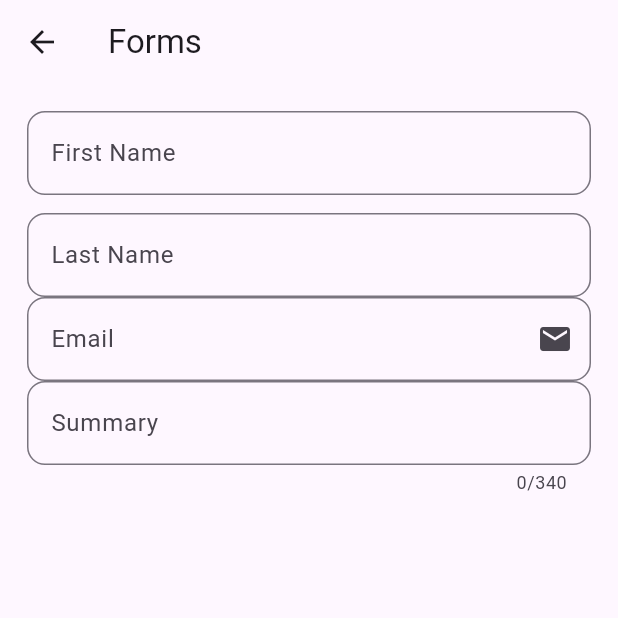
After one commit to Bmkambe/flutter-project, a Flutter app: the PersonalInfoPage screen opened directly, on a phone screen of 412 x 824 dp, the top half of it. The commit adds this screen. Run offline on Flutter 3.47's test engine with Material 3 defaults, Android fonts, the phone set to English and light mode, and no system bars.

Commit message:
commit changes

```diff
--- /dev/null
+++ b/lib/personal_info_page.dart
@@ -0,0 +1,80 @@
+import 'package:flutter/material.dart';
+
+class PersonalInfoPage extends StatefulWidget {
+  const PersonalInfoPage({super.key});
+
+  @override
+  State<PersonalInfoPage> createState() => _PersonalInfoPageState();
+}
+
+class _PersonalInfoPageState extends State<PersonalInfoPage> {
+  final _formKey = GlobalKey<FormState>();
+  //late TextEditingController firstNameController;
+  final firstNameController = TextEditingController();
+  final lastNameController = TextEditingController();
+  final emailController = TextEditingController();
+  final summaryController = TextEditingController();
+
+
+
+
+  Widget build(BuildContext context) {
+    return Scaffold(
+      appBar: AppBar(
+        title: Text('Forms'),
+      ),
+      body: SingleChildScrollView(
+        child: Padding(
+            padding: const EdgeInsets.all(18.0),
+            child: Form(
+              child: Column(
+                children: [
+                  TextField(
+                    controller :firstNameController,
+                    decoration: InputDecoration(
+                        label: Text('First Name'),
+                        border: OutlineInputBorder(
+                            borderSide: BorderSide(),
+                            borderRadius: BorderRadius.circular(12))),
+                  ),
+                  SizedBox(
+                    height: 12,
+                  ),
+                  TextFormField(
+                    controller :lastNameController,
+                    decoration: InputDecoration(
+                        label: Text('Last Name'),
+                        border: OutlineInputBorder(
+                            borderSide: BorderSide(),
+                            borderRadius: BorderRadius.circular(12))),
+                  ),
+                  TextFormField(
+                    controller :emailController,
+                    decoration: InputDecoration(
+                        suffixIcon: Icon(Icons.email),
+                        label: Text('Email'),
+                        hintText: 'This should be an email',
+                        border: OutlineInputBorder(
+                            borderSide: BorderSide(),
+                            borderRadius: BorderRadius.circular(12))),
+                  ),
+                  TextFormField(
+                    controller :summaryController,
+                    maxLength: 340,
+                    decoration: InputDecoration(
+                      hintMaxLines: 6,
+                      label: Text('Summary'),
+                      hintText: 'This should be an email',
+                      border: OutlineInputBorder(
+                        borderSide: BorderSide(),
+                        borderRadius: BorderRadius.circular(12),
+                      ),
+                    ),
+                  ),
+                ],
+              ),
+            )),
+      ),
+    );
+  }
+}
--- a/lib/simple_list_view.dart
+++ b/lib/simple_list_view.dart
@@ -2,6 +2,7 @@
 import 'package:flutter/material.dart';
 import 'package:trialproject/custom_list_tile.dart';
 import 'package:trialproject/tabs.dart';
+import 'package:trialproject/snack_bar.dart';
 
 import 'stories/stories_page_controller.dart';
 
@@ -17,9 +18,10 @@ class SimpleListViewPage extends StatelessWidget {
         actions: [
           Icon(Icons.list),
          IconButton(onPressed: (){
-          Navigator.of(context).push(MaterialPageRoute(builder: (_) => StoriesPageController()  ));
+          Navigator.of(context).push(MaterialPageRoute(builder: (_) => StoriesPageController() ));
 
           Navigator.of(context).push(MaterialPageRoute(builder: (_) => Tabs() ));
+
          },
 
          icon: Icon(Icons. more))
@@ -49,7 +51,7 @@ class SimpleListViewPage extends StatelessWidget {
 
             },
             leading: Icon(Icons.person_2),
-            title: Text('Young Gavi '),
+            title: Text('Manu'),
             subtitle: Text('Hello there'),
           ),
 
```
Also changed, not shown: lib/snack_bar.dart (added, +50 -0 lines).
